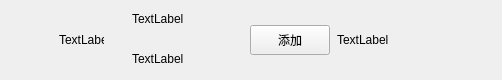
The window that client/applyfrienditem.ui (Xueur/YoChat) describes before a commit, drawn with Qt 5.
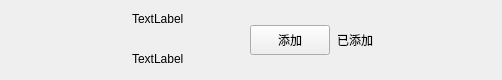
The same window after the commit. Custom widgets are drawn as their Qt base class.

Commit message: 实现了添加好友和聊天功能，YoChat1.0完成。

```diff
--- a/client/applyfrienditem.ui
+++ b/client/applyfrienditem.ui
@@ -60,7 +60,7 @@
       </size>
      </property>
      <property name="text">
-      <string>TextLabel</string>
+      <string/>
      </property>
     </widget>
    </item>
@@ -100,25 +100,6 @@
          <property name="bottomMargin">
           <number>2</number>
          </property>
-         <item>
-          <widget class="QLabel" name="user_chat_label">
-           <property name="minimumSize">
-            <size>
-             <width>100</width>
-             <height>30</height>
-            </size>
-           </property>
-           <property name="maximumSize">
-            <size>
-             <width>200</width>
-             <height>30</height>
-            </size>
-           </property>
-           <property name="text">
-            <string>TextLabel</string>
-           </property>
-          </widget>
-         </item>
          <item>
           <widget class="QLabel" name="user_name_label">
            <property name="minimumSize">
@@ -138,6 +119,25 @@
            </property>
           </widget>
          </item>
+         <item>
+          <widget class="QLabel" name="user_chat_label">
+           <property name="minimumSize">
+            <size>
+             <width>100</width>
+             <height>30</height>
+            </size>
+           </property>
+           <property name="maximumSize">
+            <size>
+             <width>200</width>
+             <height>30</height>
+            </size>
+           </property>
+           <property name="text">
+            <string>TextLabel</string>
+           </property>
+          </widget>
+         </item>
         </layout>
        </widget>
       </item>
@@ -169,7 +169,10 @@
          </size>
         </property>
         <property name="text">
-         <string>TextLabel</string>
+         <string>已添加</string>
+        </property>
+        <property name="alignment">
+         <set>Qt::AlignmentFlag::AlignLeading|Qt::AlignmentFlag::AlignLeft|Qt::AlignmentFlag::AlignVCenter</set>
         </property>
        </widget>
       </item>
```
The commit also changes 73 other files.
